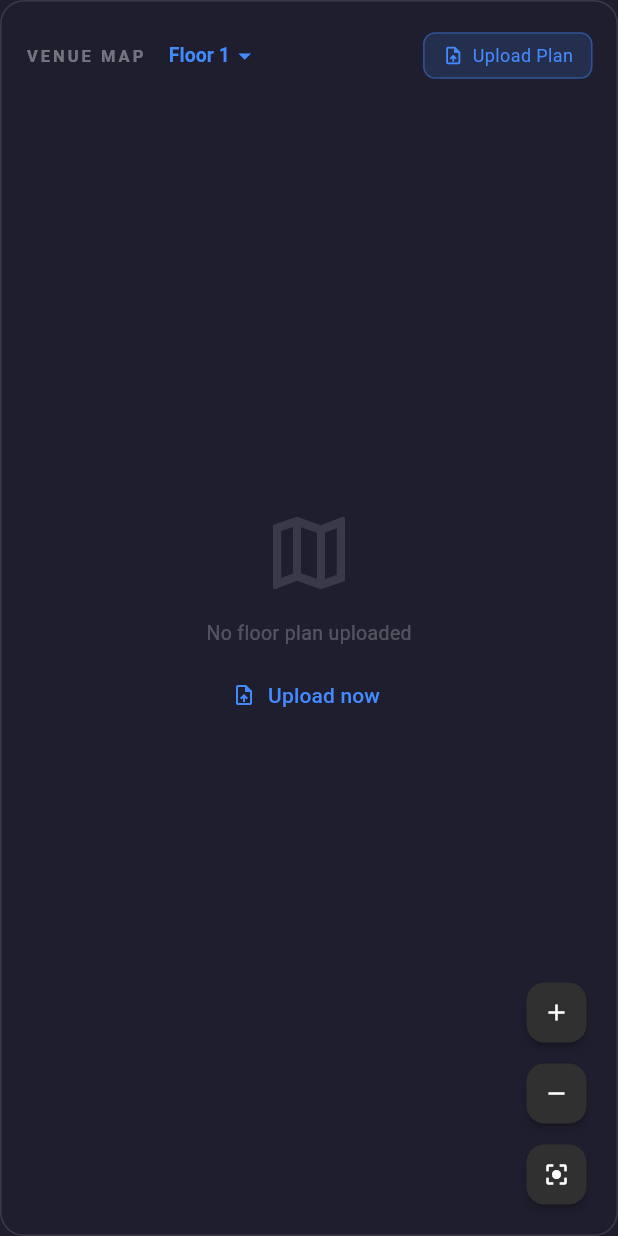
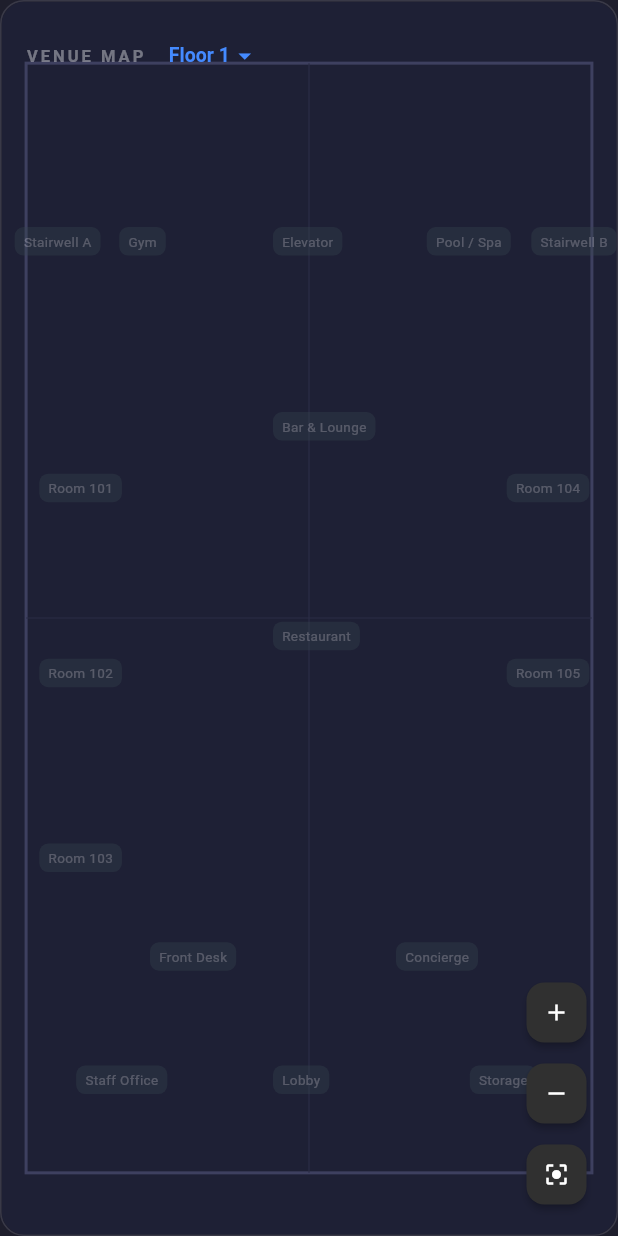
Before and after one commit to Naren-Kandasamy/SwiftServe, a Flutter app: the VenueMap widget shown alone on an empty page, opened directly, on a phone screen of 412 x 824 dp. Run offline on Flutter 3.47's test engine with Material 3 defaults, Android fonts, the phone set to English and light mode, and no system bars; our stand-ins replace firebase_core, firebase_database, firebase_storage, flutter_dotenv, google_generative_ai, image_picker and 3 more; accounts and stored records are empty.

Commit message:
FEAT: Hardcoded Venue

```diff
--- a/dashboard/lib/widgets/venue_map.dart
+++ b/dashboard/lib/widgets/venue_map.dart
@@ -1,10 +1,7 @@
-import 'dart:async';
 import 'package:flutter/material.dart';
-import 'package:firebase_database/firebase_database.dart';
-import 'package:firebase_storage/firebase_storage.dart';
-import 'package:file_picker/file_picker.dart';
 import 'package:shared/models/alert.dart';
 import 'package:shared/models/incident.dart';
+import 'package:shared/venue_config.dart';
 
 class VenueMap extends StatefulWidget {
   final List<Incident> incidents;
@@ -16,61 +13,14 @@ class VenueMap extends StatefulWidget {
 
 class _VenueMapState extends State<VenueMap> {
   final TransformationController _controller = TransformationController();
-  StreamSubscription<DatabaseEvent>? _floorPlanSub;
-  String? _floorPlanUrl;
-  bool _isUploading = false;
-  String _currentFloor = '1';
+  String _currentFloor = VenueConfig.floors.first;
 
-  @override
-  void initState() {
-    super.initState();
-    _loadFloorPlanUrl();
-  }
-
-  void _loadFloorPlanUrl() {
-    _floorPlanSub?.cancel();
-    _floorPlanSub = FirebaseDatabase.instance
-        .ref('venues/mockVenue123/floorPlanUrls/$_currentFloor')
-        .onValue
-        .listen((event) {
-      if (mounted && event.snapshot.value != null) {
-        setState(() => _floorPlanUrl = event.snapshot.value as String);
-      }
-    });
-  }
-
-  Future<void> _uploadFloorPlan() async {
-    final result = await FilePicker.platform.pickFiles(
-      type: FileType.image,
-      allowMultiple: false,
-      withData: true,
-    );
-    if (result == null || result.files.isEmpty) return;
-
-    setState(() => _isUploading = true);
-    try {
-      final file = result.files.first;
-      final ref = FirebaseStorage.instance
-          .ref('venues/mockVenue123/floorplan_f$_currentFloor.${file.extension}');
-      await ref.putData(file.bytes!);
-      final url = await ref.getDownloadURL();
-      await FirebaseDatabase.instance
-          .ref('venues/mockVenue123/floorPlanUrls/$_currentFloor')
-          .set(url);
-    } catch (e) {
-      debugPrint('[VenueMap] Upload failed: $e');
-    } finally {
-      if (mounted) setState(() => _isUploading = false);
-    }
-  }
-
-  void _zoomIn() => _controller.value = _controller.value.scaled(1.2);
-  void _zoomOut() => _controller.value = _controller.value.scaled(0.83);
+  void _zoomIn() => _controller.value = Matrix4.identity()..scale(1.2);
+  void _zoomOut() => _controller.value = Matrix4.identity()..scale(0.83);
   void _resetZoom() => _controller.value = Matrix4.identity();
 
   @override
   void dispose() {
-    _floorPlanSub?.cancel();
     _controller.dispose();
     super.dispose();
   }
@@ -92,26 +42,22 @@ class _VenueMapState extends State<VenueMap> {
               transformationController: _controller,
               minScale: 0.3,
               maxScale: 5.0,
-              child: SizedBox(
-                width: double.infinity,
-                height: double.infinity,
-                child: Stack(
-                  children: [
-                    // Floor plan background
-                    Positioned.fill(
-                      child: _floorPlanUrl != null
-                          ? Image.network(
-                              _floorPlanUrl!,
-                              fit: BoxFit.contain,
-                              errorBuilder: (_, __, ___) => _buildEmptyState(),
-                            )
-                          : _buildEmptyState(),
-                    ),
-                    // Live incident pins
-                    ..._renderIncidentPins(),
-                  ],
-                ),
-              ),
+              child: LayoutBuilder(builder: (context, constraints) {
+                final w = constraints.maxWidth;
+                final h = constraints.maxHeight;
+                return SizedBox(
+                  width: w,
+                  height: h,
+                  child: Stack(
+                    children: [
+                      // Hardcoded floor canvas grid + room labels
+                      Positioned.fill(child: _buildFloorCanvas(w, h)),
+                      // Live incident pins — all sharing the same (w, h)
+                      ..._renderIncidentPins(w, h),
+                    ],
+                  ),
+                );
+              }),
             ),
           ),
 
@@ -139,56 +85,17 @@ class _VenueMapState extends State<VenueMap> {
                   underline: const SizedBox(),
                   icon: const Icon(Icons.arrow_drop_down, color: Colors.blueAccent, size: 20),
                   style: const TextStyle(color: Colors.blueAccent, fontWeight: FontWeight.bold, fontSize: 13),
-                  items: ['1', '2', '3', '4', '5']
+                  items: VenueConfig.floors
                       .map((f) => DropdownMenuItem(value: f, child: Text("Floor $f")))
                       .toList(),
                   onChanged: (val) {
                     if (val != null && val != _currentFloor) {
-                      setState(() {
-                        _currentFloor = val;
-                        _floorPlanUrl = null; // Clear brief flash
-                      });
-                      _loadFloorPlanUrl();
+                      setState(() => _currentFloor = val);
                       _resetZoom();
                     }
                   },
                 ),
                 const Spacer(),
-                if (_isUploading)
-                  const SizedBox(
-                    width: 16,
-                    height: 16,
-                    child: CircularProgressIndicator(
-                        color: Colors.blueAccent, strokeWidth: 2),
-                  )
-                else
-                  Tooltip(
-                    message: 'Upload floor plan image',
-                    child: InkWell(
-                      borderRadius: BorderRadius.circular(8),
-                      onTap: _uploadFloorPlan,
-                      child: Container(
-                        padding: const EdgeInsets.symmetric(
-                            horizontal: 12, vertical: 6),
-                        decoration: BoxDecoration(
-                          color: Colors.blueAccent.withValues(alpha: 0.15),
-                          borderRadius: BorderRadius.circular(8),
-                          border: Border.all(
-                              color: Colors.blueAccent.withValues(alpha: 0.4)),
-                        ),
-                        child: const Row(
-                          children: [
-                            Icon(Icons.upload_file,
-                                size: 14, color: Colors.blueAccent),
-                            SizedBox(width: 6),
-                            Text('Upload Plan',
-                                style: TextStyle(
-                                    color: Colors.blueAccent, fontSize: 12)),
-                          ],
-                        ),
-                      ),
-                    ),
-                  ),
               ],
             ),
           ),
@@ -212,26 +119,35 @@ class _VenueMapState extends State<VenueMap> {
     );
   }
 
-  Widget _buildEmptyState() {
-    return Center(
-      child: Column(
-        mainAxisAlignment: MainAxisAlignment.center,
-        children: [
-          const Icon(Icons.map_outlined, size: 64, color: Colors.white12),
-          const SizedBox(height: 12),
-          const Text('No floor plan uploaded',
-              style: TextStyle(color: Colors.white24, fontSize: 13)),
-          const SizedBox(height: 8),
-          TextButton.icon(
-            onPressed: _uploadFloorPlan,
-            icon: const Icon(Icons.upload_file,
-                size: 16, color: Colors.blueAccent),
-            label: const Text('Upload now',
-                style: TextStyle(color: Colors.blueAccent)),
-          ),
-        ],
+  Widget _buildFloorCanvas(double w, double h) {
+    final rooms = VenueConfig.roomsForFloor(_currentFloor);
+    return CustomPaint(
+      painter: _FloorGridPainter(),
+      child: Stack(
+        children: rooms.map((room) {
+          final (rx, ry) = VenueConfig.coordinateFor(_currentFloor, room);
+          return Positioned(
+            left: (rx * w - 24).clamp(0, w - 48),
+            top: (ry * h - 14).clamp(0, h - 28),
+            child: Opacity(
+              opacity: 0.35,
+              child: Container(
+                padding: const EdgeInsets.symmetric(horizontal: 6, vertical: 3),
+                decoration: BoxDecoration(
+                  color: Colors.blueGrey[800],
+                  borderRadius: BorderRadius.circular(6),
+                ),
+                child: Text(room, style: const TextStyle(color: Colors.white70, fontSize: 9, decoration: TextDecoration.none)),
+              ),
+            ),
+          );
+        }).toList(),
       ),
     );
+  }
+
+  Widget _buildEmptyState() {
+    return const Center(child: Text('No floor data', style: TextStyle(color: Colors.white24)));
   }
 
   Widget _mapControl(IconData icon, VoidCallback onTap, String heroTag) {
@@ -245,46 +161,65 @@ class _VenueMapState extends State<VenueMap> {
     );
   }
 
-  List<Widget> _renderIncidentPins() {
-    // Only show pins that mathematically reside exactly on the selected floor
-    final floorIncidents = widget.incidents.where((i) => i.affectedZone.contains('(Floor $_currentFloor)')).toList();
+  List<Widget> _renderIncidentPins(double w, double h) {
+    final floorIncidents = widget.incidents
+        .where((i) => i.affectedZone.contains('(Floor $_currentFloor)'))
+        .toList();
 
     return floorIncidents.map((incident) {
-      final roomInt =
-          int.tryParse(incident.affectedZone.replaceAll(RegExp(r'[^0-9]'), '')) ??
-              101;
-      final double pseudoX = (roomInt * 17.5) % 600 + 80;
-      final double pseudoY = (roomInt * 23.3) % 380 + 80;
+      // Parse room name from "Room 206 (Floor 2)" → "Room 206"
+      final rawZone = incident.affectedZone.split(' (Floor').first.trim();
+      final (rx, ry) = VenueConfig.coordinateFor(_currentFloor, rawZone);
 
       Color severityColor;
       switch (incident.severity) {
-        case 5:
-          severityColor = Colors.red;
-          break;
-        case 4:
-          severityColor = Colors.orange;
-          break;
-        case 3:
-          severityColor = Colors.amber;
-          break;
-        case 2:
-          severityColor = Colors.lightBlueAccent;
-          break;
-        default:
-          severityColor = Colors.grey;
-          break;
+        case 5: severityColor = Colors.red; break;
+        case 4: severityColor = Colors.orange; break;
+        case 3: severityColor = Colors.amber; break;
+        case 2: severityColor = Colors.lightBlueAccent; break;
+        default: severityColor = Colors.grey; break;
       }
 
       return Positioned(
-        left: pseudoX,
-        top: pseudoY,
-        child: _HoverablePin(
-          incident: incident,
-          color: severityColor,
-        ),
+        left: (rx * w - 18).clamp(0, w - 36),
+        top: (ry * h - 36).clamp(0, h - 52),
+        child: _HoverablePin(incident: incident, color: severityColor),
       );
     }).toList();
   }
+}
+
+// ─── Floor Grid Canvas Painter ───────────────────────────────────────────────
+class _FloorGridPainter extends CustomPainter {
+  @override
+  void paint(Canvas canvas, Size size) {
+    final bg = Paint()
+      ..color = const Color(0xFF1E2035)
+      ..style = PaintingStyle.fill;
+    canvas.drawRect(Rect.fromLTWH(0, 0, size.width, size.height), bg);
+
+    final wall = Paint()
+      ..color = const Color(0xFF3E4060)
+      ..strokeWidth = 2.0
+      ..style = PaintingStyle.stroke;
+    // Outer perimeter
+    canvas.drawRect(
+      Rect.fromLTWH(size.width * 0.04, size.height * 0.05, size.width * 0.92, size.height * 0.90),
+      wall,
+    );
+
+    final grid = Paint()
+      ..color = const Color(0xFF2A2C45)
+      ..strokeWidth = 0.8
+      ..style = PaintingStyle.stroke;
+    // Horizontal corridor
+    canvas.drawLine(Offset(size.width * 0.04, size.height * 0.50), Offset(size.width * 0.96, size.height * 0.50), grid);
+    // Vertical corridor
+    canvas.drawLine(Offset(size.width * 0.50, size.height * 0.05), Offset(size.width * 0.50, size.height * 0.95), grid);
+  }
+
+  @override
+  bool shouldRepaint(_) => false;
 }
 
 /// A stateful pin that reveals a detail tooltip card on hover.
--- /dev/null
+++ b/shared/lib/venue_config.dart
@@ -0,0 +1,101 @@
+// ─── Hardcoded Venue: Grand Horizon Hotel ────────────────────────────────────
+// Coordinates (x, y) are normalised 0.0–1.0 relative to the canvas size.
+// A room at (0.5, 0.5) appears dead-centre. Adjust values to match a real floor plan.
+// Any guest-selected room maps directly to its pin coordinate on the Dashboard map.
+
+class VenueConfig {
+  static const String venueName = 'Grand Horizon Hotel';
+  static const int totalFloors = 3;
+
+  /// Returns the floors available as dropdown strings, e.g. ["1", "2", "3"]
+  static List<String> get floors => List.generate(totalFloors, (i) => '${i + 1}');
+
+  /// Returns all rooms on a given floor as their labels, e.g. ["Room 101", "Lobby", ...]
+  static List<String> roomsForFloor(String floor) {
+    final data = _layout[floor];
+    if (data == null) return [];
+    return data.keys.toList();
+  }
+
+  /// Returns the (x, y) canvas coordinate for a given floor+room.
+  /// Falls back to (0.5, 0.5) centre if the room is not listed.
+  static (double, double) coordinateFor(String floor, String room) {
+    final coord = _layout[floor]?[room];
+    if (coord == null) return (0.5, 0.5);
+    return (coord[0], coord[1]);
+  }
+
+  // ─── Room Layout ─────────────────────────────────────────────────────────
+  // Format: { 'room label': [x, y] }
+  //   x: 0.0 = left edge, 1.0 = right edge
+  //   y: 0.0 = top edge,  1.0 = bottom edge
+  // ─────────────────────────────────────────────────────────────────────────
+  static const Map<String, Map<String, List<double>>> _layout = {
+    '1': {
+      'Lobby':            [0.50, 0.88],
+      'Front Desk':       [0.30, 0.78],
+      'Concierge':        [0.70, 0.78],
+      'Room 101':         [0.12, 0.40],
+      'Room 102':         [0.12, 0.55],
+      'Room 103':         [0.12, 0.70],
+      'Room 104':         [0.88, 0.40],
+      'Room 105':         [0.88, 0.55],
+      'Restaurant':       [0.50, 0.52],
+      'Bar & Lounge':     [0.50, 0.35],
+      'Gym':              [0.25, 0.20],
+      'Pool / Spa':       [0.75, 0.20],
+      'Stairwell A':      [0.08, 0.20],
+      'Stairwell B':      [0.92, 0.20],
+      'Elevator':         [0.50, 0.20],
+      'Staff Office':     [0.18, 0.88],
+      'Storage':          [0.82, 0.88],
+    },
+    '2': {
+      'Room 201':         [0.12, 0.20],
+      'Room 202':         [0.12, 0.37],
+      'Room 203':         [0.12, 0.54],
+      'Room 204':         [0.12, 0.71],
+      'Room 205':         [0.38, 0.20],
+      'Room 206':         [0.38, 0.37],
+      'Room 207':         [0.38, 0.54],
+      'Room 208':         [0.38, 0.71],
+      'Room 209':         [0.62, 0.20],
+      'Room 210':         [0.62, 0.37],
+      'Room 211':         [0.62, 0.54],
+      'Room 212':         [0.62, 0.71],
+      'Room 213':         [0.88, 0.20],
+      'Room 214':         [0.88, 0.37],
+      'Room 215':         [0.88, 0.54],
+      'Corridor North':   [0.50, 0.12],
+      'Corridor South':   [0.50, 0.88],
+      'Stairwell A':      [0.05, 0.50],
+      'Stairwell B':      [0.95, 0.50],
+      'Elevator':         [0.50, 0.50],
+      'Laundry Room':     [0.20, 0.88],
+      'Ice Machine':      [0.80, 0.88],
+      'Vending Area':     [0.50, 0.78],
+    },
+    '3': {
+      'Room 301':         [0.12, 0.20],
+      'Room 302':         [0.12, 0.37],
+      'Room 303':         [0.12, 0.54],
+      'Room 304':         [0.12, 0.71],
+      'Room 305':         [0.38, 0.20],
+      'Room 306':         [0.38, 0.37],
+      'Suite 307':        [0.38, 0.54],
+      'Suite 308':        [0.62, 0.37],
+      'Suite 309':        [0.62, 0.54],
+      'Room 310':         [0.88, 0.20],
+      'Room 311':         [0.88, 0.37],
+      'Room 312':         [0.88, 0.54],
+      'Room 313':         [0.88, 0.71],
+      'Penthouse':        [0.50, 0.30],
+      'Conference Room':  [0.50, 0.60],
+      'Business Lounge':  [0.50, 0.78],
+      'Corridor North':   [0.50, 0.12],
+      'Stairwell A':      [0.05, 0.50],
+      'Stairwell B':      [0.95, 0.50],
+      'Elevator':         [0.50, 0.50],
+    },
+  };
+}
```
Also changed, not shown: dashboard/lib/services/triage_service.dart (+7 -4 lines), dashboard/lib/widgets/floor_grid_painter.dart (added, +41 -0 lines), guest_app/lib/screens/sos_screen.dart (+30 -14 lines).
